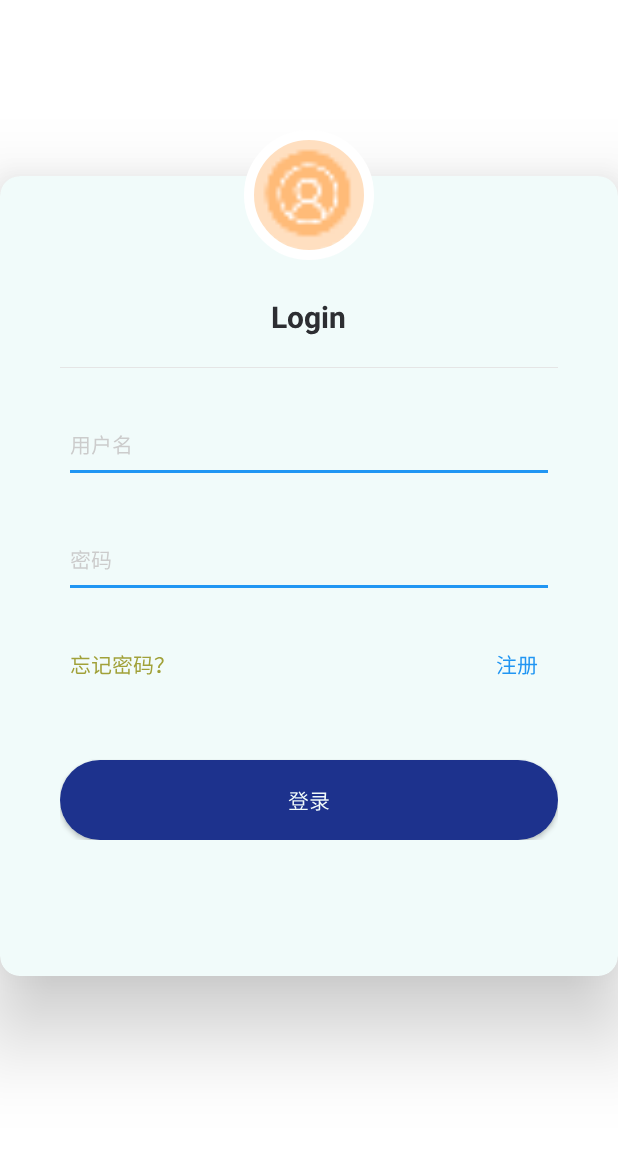
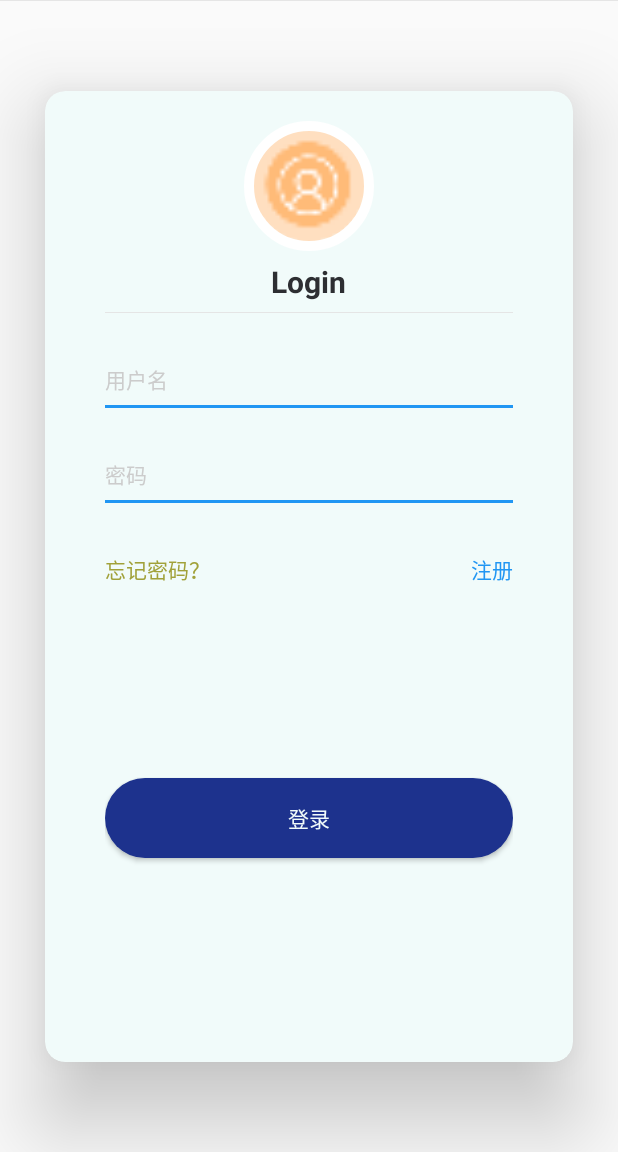
Before and after one commit to RainCCC/FreeCreate, an Android app: the screen it shows after launch (LoginActivity), after a tap on "登录", on a phone screen of 412 x 824 dp, the part 84-1236 px from its top. Run offline under Robolectric (Android 15) with nearby library versions, the phone set to English and light mode, and no system bars; our stand-ins replace CircleImageView; libraries missing offline, so code that uses them is left out: cn.bmob.v3, com.hyphenate, com.hyphenate.chat, com.hyphenate.exceptions, com.hyphenate.util and 2 more; pictures from the network do not load; 10 statements that could not run were skipped; 1 other tap on this screen came first.

Commit message:
界面优化

```diff
--- a/app/src/main/java/com/fc/rain/freecreate/moduel/ui/activity/LoginActivity.kt
+++ b/app/src/main/java/com/fc/rain/freecreate/moduel/ui/activity/LoginActivity.kt
@@ -1,5 +1,6 @@
 package com.fc.rain.freecreate.moduel.ui.activity
 
+import android.animation.Animator
 import android.animation.ObjectAnimator
 import android.content.Intent
 import android.os.Bundle
@@ -28,9 +29,7 @@ class LoginActivity : BaseActivity(), LoginContract.ILoginView {
         et_register_password.text = null
         et_register_again_password.text = null
         et_register_email.text = null
-        tv_title.text = getString(R.string.login_en)
-        ll_login.visibility = View.VISIBLE
-        ll_register.visibility = View.GONE
+        isLogin = true
         openAnimation()
         //清除本地数据
         BmobUser.logOut()
@@ -72,20 +71,20 @@ class LoginActivity : BaseActivity(), LoginContract.ILoginView {
         mPresenter?.start()
     }
 
+    var isLogin: Boolean = false
+
     override fun initListener() {
         btn_login.setOnClickListener { login() }
         btn_register.setOnClickListener { register() }
         tv_register.setOnClickListener {
-            tv_title.text = getString(R.string.register_en)
-            ll_login.visibility = View.GONE
-            ll_register.visibility = View.VISIBLE
+            isLogin = false
             openAnimation()
+
         }
         tv_login.setOnClickListener {
-            tv_title.text = getString(R.string.login_en)
-            ll_login.visibility = View.VISIBLE
-            ll_register.visibility = View.GONE
+            isLogin = true
             openAnimation()
+
         }
     }
 
@@ -146,9 +145,35 @@ class LoginActivity : BaseActivity(), LoginContract.ILoginView {
      * 登录注册切换动画
      */
     private fun openAnimation() {
-        var anim = ObjectAnimator.ofFloat(card_view, "rotationY", 0f, 360f)
-                .setDuration(1000)
+        var anim = ObjectAnimator.ofFloat(card_view, "scaleX", 1f, 0f)
+                .setDuration(500)
+        anim.addListener(object : Animator.AnimatorListener {
+            override fun onAnimationRepeat(animation: Animator?) {
+
+            }
+
+            override fun onAnimationEnd(animation: Animator?) {
+                if (isLogin) {
+                    tv_title.text = getString(R.string.login_en)
+                    ll_login.visibility = View.VISIBLE
+                    ll_register.visibility = View.GONE
+                } else {
+                    tv_title.text = getString(R.string.register_en)
+                    ll_login.visibility = View.GONE
+                    ll_register.visibility = View.VISIBLE
+                }
+                ObjectAnimator.ofFloat(card_view, "scaleX", 0f, 1f).setDuration(500).start()
+            }
+
+            override fun onAnimationCancel(animation: Animator?) {
+            }
+
+            override fun onAnimationStart(animation: Animator?) {
+            }
+
+        })
         anim.start()
+
     }
 
     override fun openDefaultHXListener(): Int {
--- a/app/src/main/res/layout/activity_home.xml
+++ b/app/src/main/res/layout/activity_home.xml
@@ -12,56 +12,59 @@
         android:layout_height="0dp"
         android:layout_weight="1" />
 
-    <View style="@style/Cut_off_line"/>
+    <View style="@style/Cut_off_line" />
 
     <RadioGroup
-        android:background="@color/white"
         android:id="@+id/rg"
         android:layout_width="match_parent"
         android:layout_height="@dimen/npx120"
+        android:background="@color/white"
         android:orientation="horizontal">
 
         <RadioButton
             android:id="@+id/rb_home"
-            android:padding="@dimen/npx15"
             android:layout_width="wrap_content"
             android:layout_height="match_parent"
             android:layout_weight="1"
+            android:background="@null"
             android:button="@null"
             android:checked="true"
             android:drawableTop="@drawable/home_selector"
             android:gravity="center"
+            android:padding="@dimen/npx15"
             android:text="主页"
-            android:textSize="@dimen/nsp12"
-            android:textColor="@drawable/home_text_selector"/>
+            android:textColor="@drawable/home_text_selector"
+            android:textSize="@dimen/nsp12" />
 
         <RadioButton
             android:id="@+id/rb_message"
-            android:padding="@dimen/npx15"
             android:layout_width="wrap_content"
             android:layout_height="match_parent"
             android:layout_weight="1"
+            android:background="@null"
             android:button="@null"
             android:checked="false"
             android:drawableTop="@drawable/message_selector"
             android:gravity="center"
+            android:padding="@dimen/npx15"
             android:text="消息"
-            android:textSize="@dimen/nsp12"
-            android:textColor="@drawable/home_text_selector"/>
+            android:textColor="@drawable/home_text_selector"
+            android:textSize="@dimen/nsp12" />
 
         <RadioButton
             android:id="@+id/rb_my"
-            android:padding="@dimen/npx15"
             android:layout_width="wrap_content"
             android:layout_height="match_parent"
             android:layout_weight="1"
+            android:background="@null"
             android:button="@null"
             android:checked="false"
             android:drawableTop="@drawable/my_selector"
             android:gravity="center"
+            android:padding="@dimen/npx15"
             android:text="我的"
-            android:textSize="@dimen/nsp12"
-            android:textColor="@drawable/home_text_selector"/>
+            android:textColor="@drawable/home_text_selector"
+            android:textSize="@dimen/nsp12" />
     </RadioGroup>
 
     <LinearLayout
--- a/app/src/main/res/layout/activity_main.xml
+++ b/app/src/main/res/layout/activity_main.xml
@@ -1,9 +1,8 @@
 <?xml version="1.0" encoding="utf-8"?>
 <LinearLayout xmlns:android="http://schemas.android.com/apk/res/android"
+    xmlns:app="http://schemas.android.com/apk/res-auto"
     android:layout_width="match_parent"
     android:layout_height="match_parent"
-    xmlns:app="http://schemas.android.com/apk/res-auto"
-    android:background="@color/white"
     android:orientation="vertical">
 
     <android.support.v7.widget.Toolbar
@@ -15,9 +14,7 @@
         android:theme="?attr/actionBarTheme"
         app:title="@string/app_name" />
 
-    <RelativeLayout
-        android:layout_width="match_parent"
-        android:layout_height="match_parent">
+    <View style="@style/Cut_off_line" />
 
     <RelativeLayout
         android:layout_width="match_parent"
@@ -26,9 +23,13 @@
 
         <android.support.v7.widget.CardView
             android:id="@+id/card_view"
-                android:layout_width="@dimen/npx650"
-                android:layout_height="800px"
+            android:layout_width="match_parent"
+            android:layout_height="match_parent"
             android:layout_centerInParent="true"
+            android:layout_marginBottom="60dp"
+            android:layout_marginLeft="30dp"
+            android:layout_marginRight="30dp"
+            android:layout_marginTop="60dp"
             app:cardBackgroundColor="@color/color_F1FBFA_white"
             app:cardCornerRadius="@dimen/npx20"
             app:cardElevation="@dimen/npx50"
@@ -39,26 +40,38 @@
                 android:layout_height="match_parent"
                 android:gravity="center_horizontal"
                 android:orientation="vertical"
+                android:paddingBottom="@dimen/npx60"
                 android:paddingLeft="@dimen/npx60"
                 android:paddingRight="@dimen/npx60">
 
+                <com.fc.rain.freecreate.utils.MyCircleImageView
+                    android:layout_width="@dimen/npx130"
+                    android:layout_height="@dimen/npx130"
+                    android:layout_marginTop="@dimen/npx30"
+                    android:scaleType="centerCrop"
+                    android:src="@drawable/ic_my"
+                    app:border_color="@color/white"
+                    app:border_overlay="true"
+                    app:border_width="@dimen/npx10" />
+
                 <TextView
-                        android:textSize="@dimen/nsp20"
                     android:id="@+id/tv_title"
                     style="@style/tv_white_16sp"
-                        android:layout_marginTop="@dimen/npx120"
+                    android:layout_marginTop="@dimen/npx10"
                     android:text="@string/login_en"
                     android:textColor="@color/color_2d2e32"
+                    android:textSize="@dimen/nsp20"
                     android:textStyle="bold" />
 
                 <View
                     style="@style/Cut_off_line"
-                        android:layout_marginTop="@dimen/npx30" />
+                    android:layout_marginTop="@dimen/npx10" />
 
                 <LinearLayout
                     android:id="@+id/ll_login"
                     android:layout_width="match_parent"
                     android:layout_height="wrap_content"
+                    android:layout_weight="1"
                     android:orientation="vertical"
                     android:visibility="visible">
 
@@ -66,8 +79,7 @@
                         android:layout_width="match_parent"
                         android:layout_height="wrap_content"
                         android:layout_marginTop="@dimen/npx20"
-                            android:orientation="vertical"
-                            android:padding="@dimen/npx10">
+                        android:orientation="vertical">
 
                         <EditText
                             android:id="@+id/et_name"
@@ -90,8 +102,7 @@
                         android:layout_width="match_parent"
                         android:layout_height="wrap_content"
                         android:layout_marginTop="@dimen/npx20"
-                            android:orientation="vertical"
-                            android:padding="@dimen/npx10">
+                        android:orientation="vertical">
 
                         <EditText
                             android:id="@+id/et_password"
@@ -115,7 +126,6 @@
                         android:layout_width="match_parent"
                         android:layout_height="wrap_content"
                         android:layout_marginTop="@dimen/npx30"
-                            android:gravity="center_vertical"
                         android:orientation="horizontal">
 
                         <TextView
@@ -124,7 +134,6 @@
                             android:layout_height="wrap_content"
                             android:layout_weight="1"
                             android:paddingBottom="@dimen/npx20"
-                                android:paddingLeft="@dimen/npx10"
                             android:paddingTop="@dimen/npx20"
                             android:text="@string/forget_password"
                             android:textColor="@color/color_text_a1a139"
@@ -134,34 +143,42 @@
                             android:id="@+id/tv_register"
                             android:layout_width="wrap_content"
                             android:layout_height="wrap_content"
-                                android:padding="@dimen/npx20"
                             android:text="@string/register"
                             android:textColor="@color/color_2196f3"
                             android:textSize="@dimen/nsp14" />
                     </LinearLayout>
 
+                    <LinearLayout
+                        android:layout_width="match_parent"
+                        android:layout_height="wrap_content"
+                        android:layout_weight="1"
+                        android:gravity="center"
+                        android:orientation="vertical">
+
                         <Button
                             android:id="@+id/btn_login"
                             android:layout_width="match_parent"
                             android:layout_height="@dimen/npx80"
-                            android:layout_marginTop="@dimen/npx60"
+                            android:layout_marginTop="@dimen/npx30"
                             android:background="@drawable/btn_1d328d_selector"
                             android:text="@string/login"
                             android:textColor="@color/color_F1FBFA_white" />
                     </LinearLayout>
+                </LinearLayout>
 
                 <LinearLayout
-                        android:visibility="gone"
                     android:id="@+id/ll_register"
                     android:layout_width="match_parent"
                     android:layout_height="wrap_content"
-                        android:orientation="vertical">
+                    android:layout_weight="1"
+                    android:orientation="vertical"
+                    android:visibility="gone">
 
                     <LinearLayout
                         android:layout_width="match_parent"
                         android:layout_height="wrap_content"
-                            android:orientation="vertical"
-                            android:padding="@dimen/npx10">
+                        android:layout_marginTop="@dimen/npx20"
+                        android:orientation="vertical">
 
                         <EditText
                             android:id="@+id/et_register_name"
@@ -183,8 +200,8 @@
                     <LinearLayout
                         android:layout_width="match_parent"
                         android:layout_height="wrap_content"
-                            android:orientation="vertical"
-                            android:padding="@dimen/npx10">
+                        android:layout_marginTop="@dimen/npx20"
+                        android:orientation="vertical">
 
                         <EditText
                             android:id="@+id/et_register_password"
@@ -207,8 +224,8 @@
                     <LinearLayout
                         android:layout_width="match_parent"
                         android:layout_height="wrap_content"
-                            android:orientation="vertical"
-                            android:padding="@dimen/npx10">
+                        android:layout_marginTop="@dimen/npx20"
+                        android:orientation="vertical">
 
                         <EditText
                             android:id="@+id/et_register_again_password"
@@ -231,14 +248,13 @@
                     <LinearLayout
                         android:layout_width="match_parent"
                         android:layout_height="wrap_content"
+                        android:layout_marginTop="@dimen/npx20"
                         android:orientation="horizontal">
 
                         <LinearLayout
                             android:layout_width="wrap_content"
                             android:layout_height="wrap_content"
-                                android:layout_weight="1"
-                                android:orientation="vertical"
-                                android:padding="@dimen/npx10">
+                            android:orientation="vertical">
 
                             <EditText
                                 android:id="@+id/et_register_email"
@@ -259,61 +275,49 @@
                         </LinearLayout>
 
                         <Button
-                                android:visibility="gone"
                             android:id="@+id/btn_email"
                             android:layout_width="@dimen/npx150"
                             android:layout_height="@dimen/npx50"
                             android:layout_marginTop="@dimen/npx30"
                             android:background="@drawable/btn_1d328d_selector"
                             android:text="@string/check_email"
+                            android:textColor="@color/color_F1FBFA_white"
                             android:textSize="@dimen/nsp12"
-                                android:textColor="@color/color_F1FBFA_white" />
+                            android:visibility="gone" />
                     </LinearLayout>
 
                     <LinearLayout
                         android:layout_width="match_parent"
                         android:layout_height="wrap_content"
                         android:gravity="right"
-                            android:orientation="horizontal">
+                        android:orientation="horizontal"
+                        android:paddingTop="@dimen/npx20">
 
                         <TextView
                             android:id="@+id/tv_login"
                             android:layout_width="wrap_content"
                             android:layout_height="wrap_content"
-                                android:padding="@dimen/npx10"
                             android:text="@string/login"
                             android:textColor="@color/color_2196f3"
                             android:textSize="@dimen/nsp14" />
                     </LinearLayout>
 
+                    <LinearLayout
+                        android:layout_width="match_parent"
+                        android:layout_height="wrap_content"
+                        android:layout_weight="1"
+                        android:gravity="center">
+
                         <Button
                             android:id="@+id/btn_register"
                             android:layout_width="match_parent"
                             android:layout_height="@dimen/npx80"
-                            android:layout_marginTop="@dimen/npx30"
                             android:background="@drawable/btn_1d328d_selector"
                             android:text="@string/register"
                             android:textColor="@color/color_F1FBFA_white" />
-
+                    </LinearLayout>
                 </LinearLayout>
             </LinearLayout>
         </android.support.v7.widget.CardView>
     </RelativeLayout>
-
-        <FrameLayout
-            android:layout_width="wrap_content"
-            android:layout_height="wrap_content"
-            android:layout_centerHorizontal="true"
-            android:layout_marginTop="@dimen/npx130">
-
-            <com.fc.rain.freecreate.utils.MyCircleImageView
-                android:layout_width="@dimen/npx130"
-                android:layout_height="@dimen/npx130"
-                android:scaleType="centerCrop"
-                android:src="@drawable/ic_my"
-                app:border_color="@color/white"
-                app:border_overlay="true"
-                app:border_width="@dimen/npx10" />
-        </FrameLayout>
-    </RelativeLayout>
 </LinearLayout>
```
Lines whose indentation alone changed are shown as unchanged.
